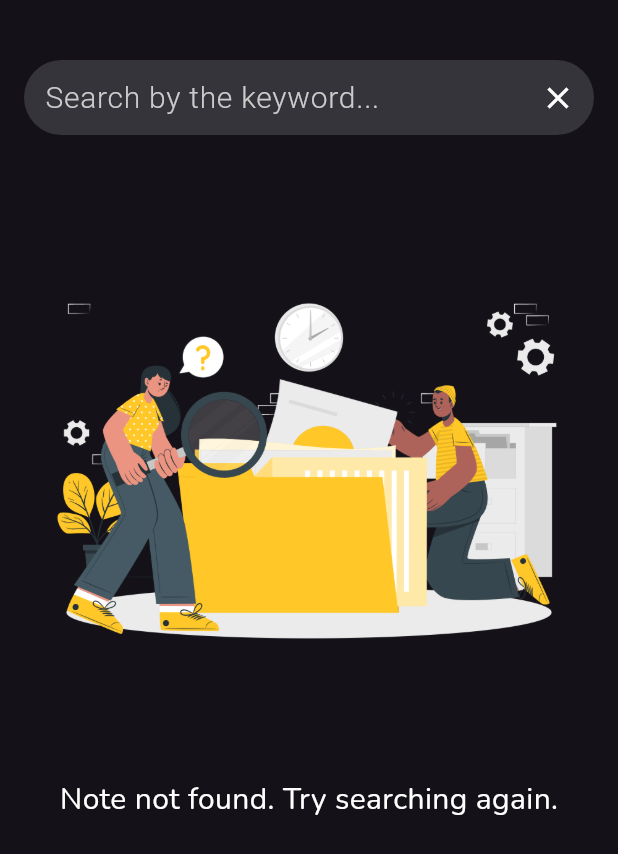
After one commit to alihsw98/Notes-App, a Flutter app: the screen it shows after launch, after a tap on the "search" icon, on a phone screen of 412 x 824 dp. The commit adds this screen. Shown: the top 854 px of the screen. Run offline on Flutter 3.47's test engine with Material 2 defaults, Android fonts, the phone set to English and light mode, and no system bars; our stand-ins replace flutter_slidable, sqflite; accounts and stored records are empty.

Commit message:
add search screen

```diff
--- a/lib/helper/widgets/widgets.dart
+++ b/lib/helper/widgets/widgets.dart
@@ -20,3 +20,11 @@ Column emptyScreen = Column(
     const Text("Create your first note !",style: TextStyle(fontSize: 20,fontWeight: FontWeight.w300),)
   ],
 );
+
+Column noResult = Column(
+  mainAxisAlignment: MainAxisAlignment.start,
+  children: [
+    Image.asset("assets/images/no_result.png"),
+    const Text("Note not found. Try searching again.",style: TextStyle(fontSize: 20,fontWeight: FontWeight.w300),)
+  ],
+);
--- a/lib/screens/notes_screen.dart
+++ b/lib/screens/notes_screen.dart
@@ -6,6 +6,7 @@ import 'package:notes_app/DataBase/note.dart';
 import 'package:notes_app/helper/widgets/widgets.dart';
 import 'package:notes_app/screens/create_note_screen.dart';
 import 'package:notes_app/screens/note_details_screen.dart';
+import 'package:notes_app/screens/search_screen.dart';
 
 class NotesScreen extends StatefulWidget {
   const NotesScreen({Key? key}) : super(key: key);
@@ -39,7 +40,18 @@ class _NotesScreenState extends State<NotesScreen> {
       appBar: AppBar(
         title:const Text('Notes'),
         actions: [
-          Padding(
+          GestureDetector(
+            onTap: (){
+              Navigator.push(
+                  context,
+                  MaterialPageRoute(
+                      builder: (context){
+                        return const SearchScreen();
+                      }
+                  )
+              );
+            },
+            child: Padding(
               padding: const EdgeInsets.all(8.0),
               child: Container(
                   padding:const EdgeInsets.all(8),
@@ -48,6 +60,7 @@ class _NotesScreenState extends State<NotesScreen> {
                   borderRadius: BorderRadius.circular(12)
                 ),
                   child:const Icon(Icons.search)
+              ),
             ),
           ),
           Padding(
--- /dev/null
+++ b/lib/screens/search_screen.dart
@@ -0,0 +1,83 @@
+import 'dart:math';
+
+import 'package:flutter/material.dart';
+import 'package:notes_app/DataBase/database.dart';
+import 'package:notes_app/DataBase/note.dart';
+import 'package:notes_app/helper/colors.dart';
+import 'package:notes_app/helper/widgets/widgets.dart';
+
+
+
+class SearchScreen extends StatefulWidget {
+  const SearchScreen({Key? key}) : super(key: key);
+
+  @override
+  State<SearchScreen> createState() => _SearchScreenState();
+}
+
+class _SearchScreenState extends State<SearchScreen> {
+  final TextEditingController _searchController = TextEditingController();
+  List<Note> searchResult = [];
+  MyDataBase myDataBase = MyDataBase();
+
+  List<String?>? colors = [
+    'FF9E9E',
+    '91F48F',
+    'FFF599',
+    '9EFFFF',
+    'B69CFF'
+  ];
+
+  @override
+  Widget build(BuildContext context) {
+    return Scaffold(
+      appBar: AppBar(
+        leading: Container(),
+        bottom: PreferredSize(
+          preferredSize: const Size.fromHeight(50),
+          child: Padding(
+            padding: const EdgeInsets.all(16.0),
+            child: TextFormField(
+              controller: _searchController,
+              decoration: InputDecoration(
+                  contentPadding: const EdgeInsets.all(10),
+                border: OutlineInputBorder(borderRadius: BorderRadius.circular(30),borderSide: BorderSide.none),
+                hintText: "Search by the keyword...",
+                hintStyle: const TextStyle(fontSize: 20,fontWeight: FontWeight.w300,color: Color(0xFFCCCCCC)),
+                filled: true,
+                suffixIcon: GestureDetector(
+                  onTap: ()=>Navigator.pop(context),
+                    child: const Icon(Icons.close,color: Colors.white,))
+              ),
+              maxLines: 1,
+              onChanged: (_) async{
+                searchResult = await myDataBase.getNoteByTitle(_searchController.text);
+                setState(() {
+                });
+              },
+            ),
+          ),
+        ),
+      ),
+      body: searchResult.isNotEmpty ?
+      ListView.builder(
+          itemCount: searchResult.length,
+          itemBuilder: (context,index){
+            return
+              Padding(
+                padding: const EdgeInsets.all(16.0),
+                child: Container(
+                  width: 365,
+                  height: 123,
+                  padding: const EdgeInsets.symmetric(
+                      vertical: 16, horizontal: 20),
+                  decoration: BoxDecoration(
+                      color:Color(int.parse('0xFF${colors![Random().nextInt(colors!.length)]}')),
+                      borderRadius: BorderRadius.circular(16)),
+                  child: Text(searchResult[index].title!,style: const TextStyle(fontWeight: FontWeight.w400,fontSize: 25,color: Colors.black),),
+                ),
+              );
+          }):SingleChildScrollView(child: noResult)
+    );
+  }
+}
--- a/pubspec.yaml
+++ b/pubspec.yaml
@@ -63,7 +63,7 @@ flutter:
 
   # To add assets to your application, add an assets section, like this:
   assets:
-    - assets/images/empty.png
+    - assets/images/
   #   - images/a_dot_ham.jpeg
 
   # An image asset can refer to one or more resolution-specific "variants", see
```
Also changed, not shown: lib/DataBase/database.dart (+14 -0 lines), assets/images/no_result.png (added). Lines whose indentation alone changed are shown as unchanged.
